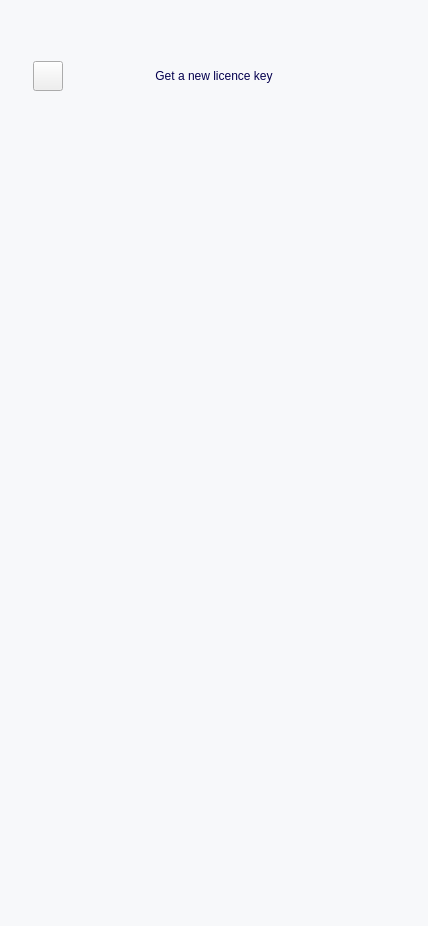
Before: the Qt Designer form forms/ui/purchase.ui in demlabs-cellframe/dap-ui-sdk, drawn with Qt 5.
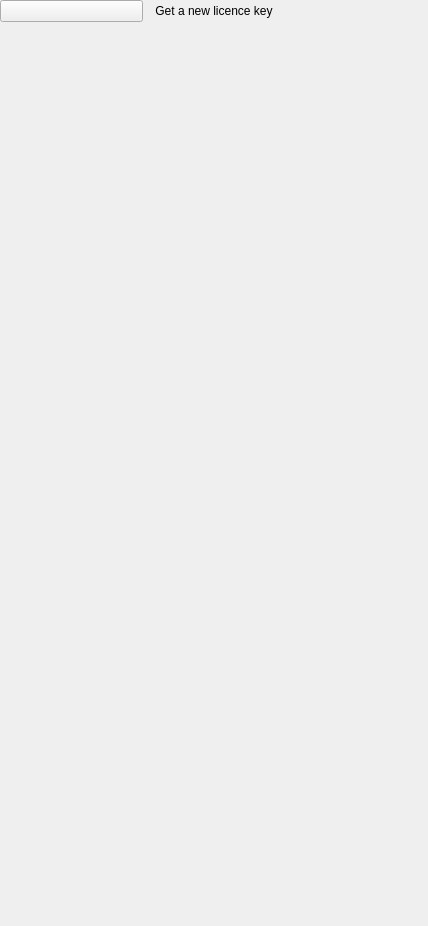
After: the same form once the commit is applied. Custom widgets are drawn as their Qt base class.

Commit message: added purchase.ui scaling. fixed minor issues in bugreport.ui.

Patch:
```diff
--- a/forms/ui/purchase.ui
+++ b/forms/ui/purchase.ui
@@ -13,6 +13,48 @@
   <property name="windowTitle">
    <string>Form</string>
   </property>
+  <layout class="QHBoxLayout" name="horizontalLayout_2">
+   <property name="spacing">
+    <number>0</number>
+   </property>
+   <property name="leftMargin">
+    <number>0</number>
+   </property>
+   <property name="topMargin">
+    <number>0</number>
+   </property>
+   <property name="rightMargin">
+    <number>0</number>
+   </property>
+   <property name="bottomMargin">
+    <number>0</number>
+   </property>
+   <item>
+    <widget class="KelGuiWidget" name="Background">
+     <property name="cssStyle">
+      <string>backgroundcolor</string>
+     </property>
+     <layout class="QHBoxLayout" name="horizontalLayout_3">
+      <property name="spacing">
+       <number>0</number>
+      </property>
+      <property name="leftMargin">
+       <number>0</number>
+      </property>
+      <property name="topMargin">
+       <number>0</number>
+      </property>
+      <property name="rightMargin">
+       <number>0</number>
+      </property>
+      <property name="bottomMargin">
+       <number>0</number>
+      </property>
+      <item>
+       <widget class="KelGuiWidget" name="MainWidget">
+        <property name="cssStyle">
+         <string>base-widget</string>
+        </property>
   <layout class="QVBoxLayout" name="verticalLayout">
    <property name="spacing">
     <number>0</number>
@@ -30,22 +72,16 @@
     <number>0</number>
    </property>
    <item>
-    <widget class="QWidget" name="Background" native="true">
-     <property name="styleSheet">
-      <string notr="true">#Background, #scrollAreaWidgetContents
-{
-background-color: #F7F8FA;
-}</string>
-     </property>
+          <widget class="KelGuiWidget" name="top_spacer">
+           <property name="cssStyle">
+            <string>purchase-top-spacer</string>
+           </property>
+          </widget>
+         </item>
+         <item>
+          <layout class="QHBoxLayout" name="horizontalLayout">
+           <item>
      <widget class="KelGuiPushButton" name="btnClose">
-      <property name="geometry">
-       <rect>
-        <x>33</x>
-        <y>61</y>
-        <width>30</width>
-        <height>30</height>
-       </rect>
-      </property>
       <property name="style">
        <enum>KelGuiPushButton::Custom</enum>
       </property>
@@ -64,39 +100,42 @@
         <string>qrc:/gui/ui/asset/ic_close.png</string>
        </url>
       </property>
-     </widget>
-     <widget class="QLabel" name="labelTitle">
-      <property name="geometry">
-       <rect>
-        <x>73</x>
-        <y>62</y>
-        <width>282</width>
-        <height>28</height>
-       </rect>
-      </property>
-      <property name="styleSheet">
-       <string notr="true">color: #04004E;
-font-weight: normal;
-font-style: normal;
-font-size: bold;
-font: 24px/29px;</string>
-      </property>
+             <property name="cssStyle" stdset="0">
+              <string>cwb_close-btn</string>
+             </property>
+            </widget>
+           </item>
+           <item>
+            <widget class="KelGuiLabel" name="labelTitle">
       <property name="text">
        <string>Get a new licence key</string>
       </property>
       <property name="alignment">
        <set>Qt::AlignCenter</set>
       </property>
-     </widget>
+             <property name="cssStyle">
+              <string>purchase-title-text normalbold lato font24 darkblue</string>
+             </property>
+            </widget>
+           </item>
+           <item>
+            <widget class="KelGuiWidget" name="kelGuiWidget">
+             <property name="cssStyle">
+              <string>cwb_close-btn</string>
+             </property>
+            </widget>
+           </item>
+          </layout>
+         </item>
+         <item>
+          <widget class="KelGuiWidget" name="kelGuiWidget_2">
+           <property name="cssStyle">
+            <string>purchase-top-content-spacer</string>
+           </property>
+          </widget>
+         </item>
+         <item>
      <widget class="PurchaseModel" name="scrollArea">
-      <property name="geometry">
-       <rect>
-        <x>0</x>
-        <y>130</y>
-        <width>428</width>
-        <height>581</height>
-       </rect>
-      </property>
       <property name="styleSheet">
        <string notr="true">background-color: rgba(0,0,0,0);</string>
       </property>
@@ -106,13 +145,16 @@
       <property name="widgetResizable">
        <bool>true</bool>
       </property>
+           <property name="alignment">
+            <set>Qt::AlignLeading|Qt::AlignLeft|Qt::AlignTop</set>
+           </property>
       <widget class="QWidget" name="scrollAreaWidgetContents">
        <property name="geometry">
         <rect>
          <x>0</x>
          <y>0</y>
-         <width>428</width>
-         <height>581</height>
+              <width>390</width>
+              <height>786</height>
         </rect>
        </property>
        <property name="styleSheet">
@@ -120,6 +162,11 @@
        </property>
       </widget>
      </widget>
+         </item>
+        </layout>
+       </widget>
+      </item>
+     </layout>
     </widget>
    </item>
   </layout>
@@ -130,6 +177,17 @@
    <extends>QPushButton</extends>
    <header>kelguipushbutton.h</header>
   </customwidget>
+  <customwidget>
+   <class>KelGuiLabel</class>
+   <extends>QLabel</extends>
+   <header>kelguilabel.h</header>
+  </customwidget>
+  <customwidget>
+   <class>KelGuiWidget</class>
+   <extends>QWidget</extends>
+   <header>kelguiwidget.h</header>
+   <container>1</container>
+  </customwidget>
   <customwidget>
    <class>PurchaseModel</class>
    <extends>QScrollArea</extends>
```
Lines whose indentation alone changed are shown as unchanged. The commit also changes 3 other files.
